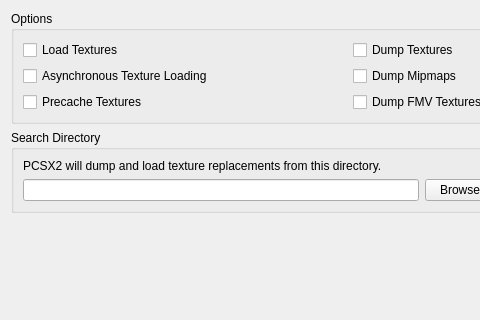
Old version of the form pcsx2-qt/Settings/GraphicsTextureReplacementSettingsTab.ui in the repository PCSX2/pcsx2; both pictures show x 0 to 480 and y 0 to 320 of the 700 by 500 pixel window.
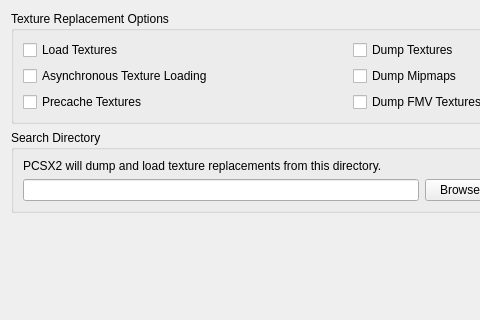
New version of the form.

Commit message: Qt: Re-arrange Display Settings layout

What changed in the file:
```diff
--- a/pcsx2-qt/Settings/GraphicsTextureReplacementSettingsTab.ui
+++ b/pcsx2-qt/Settings/GraphicsTextureReplacementSettingsTab.ui
@@ -17,7 +17,7 @@
    <item>
     <widget class="QGroupBox" name="textureOptions">
      <property name="title">
-      <string>Options</string>
+      <string>Texture Replacement Options</string>
      </property>
      <layout class="QGridLayout" name="textureOptionLayout">
       <item row="3" column="0">
```
Left out of the diff: 6 changed lines with no effect on the pictures. The commit also changes 4 other files.
